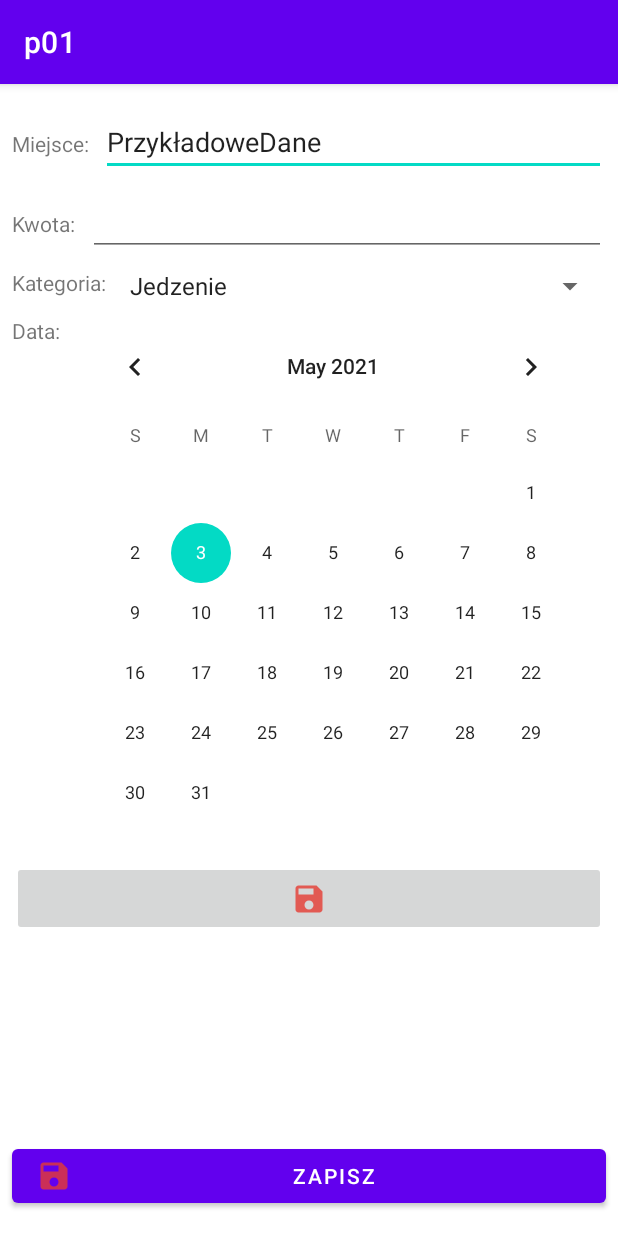
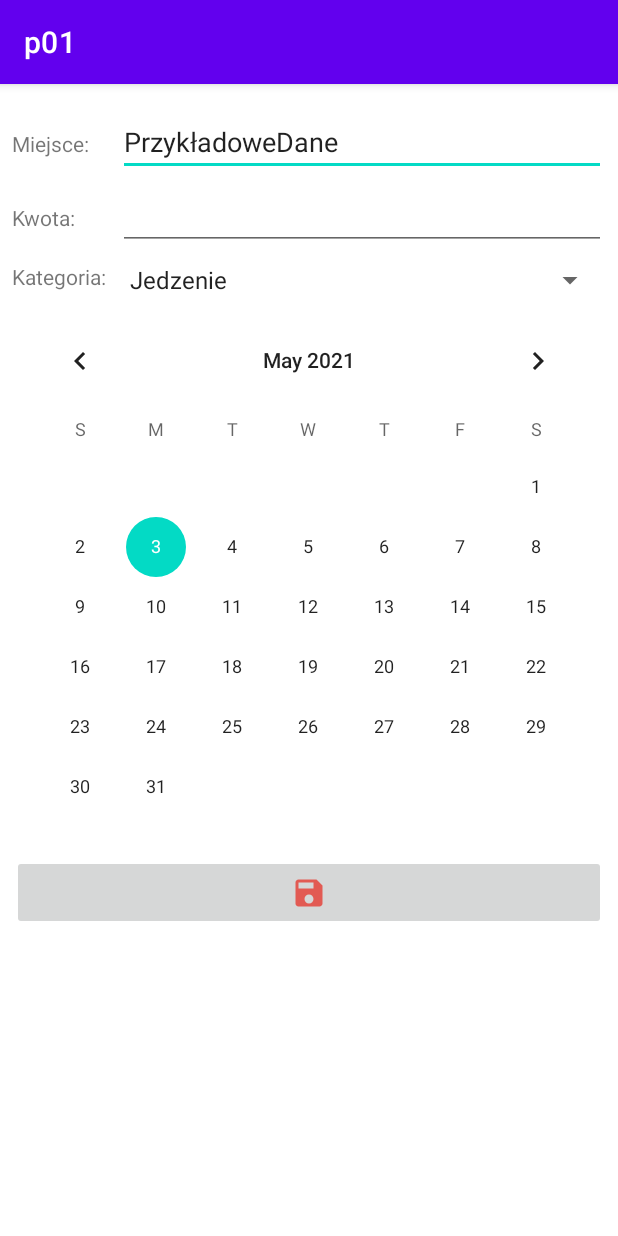
Before and after one commit to s19191/PRM, an Android app: the AddActivity screen opened directly, with no data from a screen before it, on a phone screen of 412 x 824 dp. Run offline under Robolectric (Android 15) with nearby library versions, the phone set to English and light mode, and no system bars.

Commit message:
poprawki wizualne

```diff
--- a/p01/app/src/main/res/layout/activity_add.xml
+++ b/p01/app/src/main/res/layout/activity_add.xml
@@ -25,15 +25,6 @@
         app:layout_constraintStart_toStartOf="parent" />
 
     <TextView
-        android:id="@+id/date_label"
-        android:layout_width="wrap_content"
-        android:layout_height="wrap_content"
-        android:layout_marginStart="8dp"
-        android:text="@string/date"
-        app:layout_constraintStart_toStartOf="parent"
-        app:layout_constraintTop_toTopOf="@+id/date" />
-
-    <TextView
         android:id="@+id/category_label"
         android:layout_width="wrap_content"
         android:layout_height="wrap_content"
@@ -46,27 +37,25 @@
         android:id="@+id/place"
         android:layout_width="0dp"
         android:layout_height="wrap_content"
-        android:layout_marginStart="8dp"
         android:layout_marginTop="16dp"
         android:layout_marginEnd="8dp"
         android:ems="10"
         android:inputType="textShortMessage"
         android:text="@string/example_data_place"
         app:layout_constraintEnd_toEndOf="parent"
-        app:layout_constraintStart_toEndOf="@+id/place_label"
+        app:layout_constraintStart_toStartOf="@+id/categories_spinner"
         app:layout_constraintTop_toTopOf="parent" />
 
     <EditText
         android:id="@+id/amount"
         android:layout_width="0dp"
         android:layout_height="wrap_content"
-        android:layout_marginStart="8dp"
-        android:layout_marginTop="8dp"
+        android:layout_marginTop="4dp"
         android:layout_marginEnd="8dp"
         android:ems="10"
         android:inputType="numberDecimal|numberSigned"
         app:layout_constraintEnd_toEndOf="parent"
-        app:layout_constraintStart_toEndOf="@+id/amount_label"
+        app:layout_constraintStart_toStartOf="@+id/categories_spinner"
         app:layout_constraintTop_toBottomOf="@+id/place" />
 
     <Spinner
@@ -82,27 +71,14 @@
 
     <CalendarView
         android:id="@+id/date"
-        android:layout_width="wrap_content"
+        android:layout_width="0dp"
         android:layout_height="wrap_content"
+        android:layout_marginStart="8dp"
         android:layout_marginTop="8dp"
         android:layout_marginEnd="8dp"
         app:layout_constraintEnd_toEndOf="parent"
-        app:layout_constraintStart_toEndOf="@+id/date_label"
+        app:layout_constraintStart_toStartOf="parent"
         app:layout_constraintTop_toBottomOf="@+id/categories_spinner" />
-
-    <Button
-        android:id="@+id/save_button"
-        android:layout_width="0dp"
-        android:layout_height="wrap_content"
-        android:layout_marginStart="8dp"
-        android:layout_marginEnd="8dp"
-        android:layout_marginBottom="16dp"
-        android:onClick="onSave"
-        android:text="@string/save"
-        android:drawableLeft="@drawable/ic_save"
-        app:layout_constraintBottom_toBottomOf="parent"
-        app:layout_constraintEnd_toEndOf="parent"
-        app:layout_constraintStart_toStartOf="parent" />
 
     <ImageButton
         android:id="@+id/imageButton"
```
